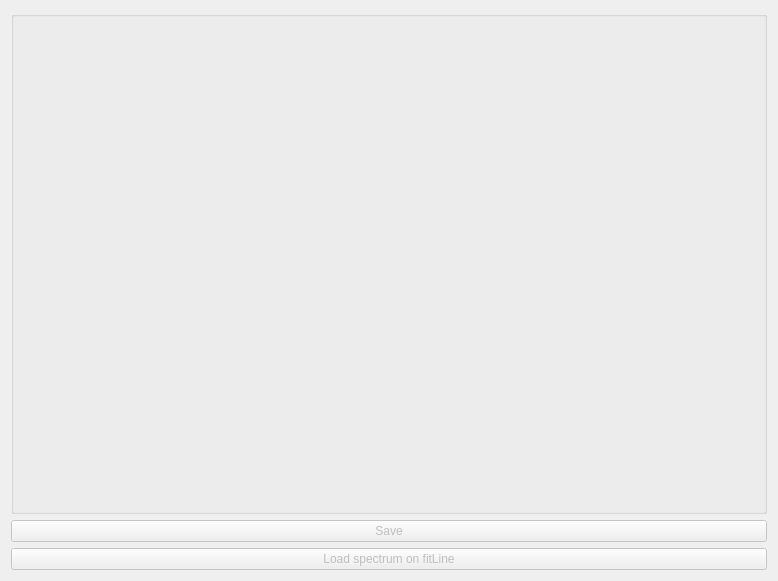
Qt form astrocabtools/cube_ans/src/ui/spectrumVisualization.ui (AlejandroGorgues/AstroCabTools) before a commit.
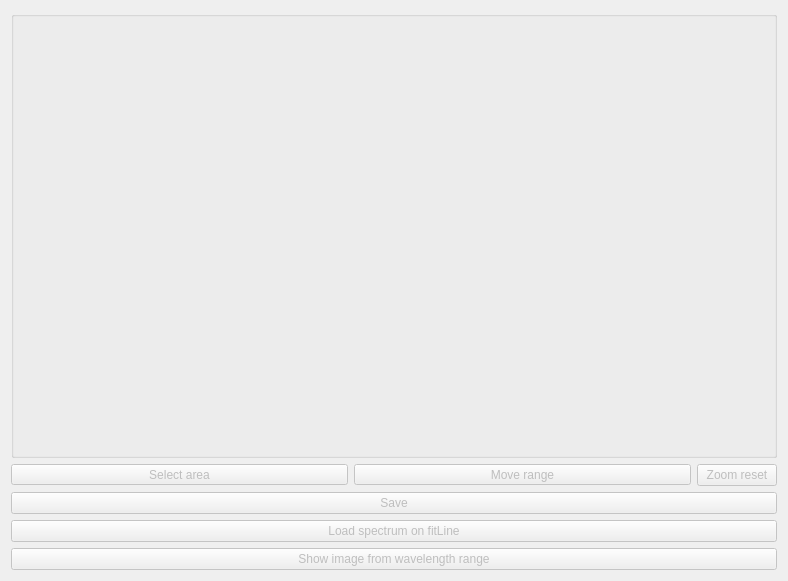
The same form after that commit.

Patch:
```diff
--- a/astrocabtools/cube_ans/src/ui/spectrumVisualization.ui
+++ b/astrocabtools/cube_ans/src/ui/spectrumVisualization.ui
@@ -6,7 +6,7 @@
    <rect>
     <x>0</x>
     <y>0</y>
-    <width>778</width>
+    <width>788</width>
     <height>581</height>
    </rect>
   </property>
@@ -16,7 +16,96 @@
   <layout class="QGridLayout" name="gridLayout_2">
    <item row="0" column="0">
     <layout class="QGridLayout" name="gridLayout">
-     <item row="0" column="0">
+     <item row="6" column="0" colspan="3">
+      <widget class="QPushButton" name="rangeImageButton">
+       <property name="enabled">
+        <bool>false</bool>
+       </property>
+       <property name="sizePolicy">
+        <sizepolicy hsizetype="Minimum" vsizetype="Fixed">
+         <horstretch>0</horstretch>
+         <verstretch>0</verstretch>
+        </sizepolicy>
+       </property>
+       <property name="focusPolicy">
+        <enum>Qt::NoFocus</enum>
+       </property>
+       <property name="text">
+        <string>Show image from wavelength range</string>
+       </property>
+      </widget>
+     </item>
+     <item row="1" column="1">
+      <widget class="QToolButton" name="moveRangeButton">
+       <property name="enabled">
+        <bool>false</bool>
+       </property>
+       <property name="sizePolicy">
+        <sizepolicy hsizetype="Expanding" vsizetype="Fixed">
+         <horstretch>0</horstretch>
+         <verstretch>0</verstretch>
+        </sizepolicy>
+       </property>
+       <property name="focusPolicy">
+        <enum>Qt::NoFocus</enum>
+       </property>
+       <property name="text">
+        <string>Move range</string>
+       </property>
+       <property name="checkable">
+        <bool>true</bool>
+       </property>
+      </widget>
+     </item>
+     <item row="1" column="0">
+      <widget class="QToolButton" name="createRangeButton">
+       <property name="enabled">
+        <bool>false</bool>
+       </property>
+       <property name="sizePolicy">
+        <sizepolicy hsizetype="Expanding" vsizetype="Fixed">
+         <horstretch>0</horstretch>
+         <verstretch>0</verstretch>
+        </sizepolicy>
+       </property>
+       <property name="focusPolicy">
+        <enum>Qt::NoFocus</enum>
+       </property>
+       <property name="text">
+        <string>Select area</string>
+       </property>
+       <property name="checkable">
+        <bool>true</bool>
+       </property>
+      </widget>
+     </item>
+     <item row="1" column="2">
+      <widget class="QPushButton" name="zoomResetButton">
+       <property name="enabled">
+        <bool>false</bool>
+       </property>
+       <property name="focusPolicy">
+        <enum>Qt::NoFocus</enum>
+       </property>
+       <property name="text">
+        <string>Zoom reset</string>
+       </property>
+      </widget>
+     </item>
+     <item row="4" column="0" colspan="3">
+      <widget class="QPushButton" name="saveButton">
+       <property name="enabled">
+        <bool>false</bool>
+       </property>
+       <property name="focusPolicy">
+        <enum>Qt::NoFocus</enum>
+       </property>
+       <property name="text">
+        <string>Save</string>
+       </property>
+      </widget>
+     </item>
+     <item row="0" column="0" colspan="3">
       <widget class="QGroupBox" name="groupBox">
        <property name="title">
         <string/>
@@ -28,21 +117,20 @@
        </layout>
       </widget>
      </item>
-     <item row="1" column="0">
-      <widget class="QPushButton" name="saveButton">
-       <property name="enabled">
-        <bool>false</bool>
-       </property>
-       <property name="text">
-        <string>Save</string>
-       </property>
-      </widget>
-     </item>
-     <item row="2" column="0">
+     <item row="5" column="0" colspan="3">
       <widget class="QPushButton" name="loadButton">
        <property name="enabled">
         <bool>false</bool>
        </property>
+       <property name="sizePolicy">
+        <sizepolicy hsizetype="Minimum" vsizetype="Fixed">
+         <horstretch>0</horstretch>
+         <verstretch>0</verstretch>
+        </sizepolicy>
+       </property>
+       <property name="focusPolicy">
+        <enum>Qt::NoFocus</enum>
+       </property>
        <property name="text">
         <string>Load spectrum on fitLine</string>
        </property>
```
Left out of the diff: 4 changed lines with no effect on the pictures.
